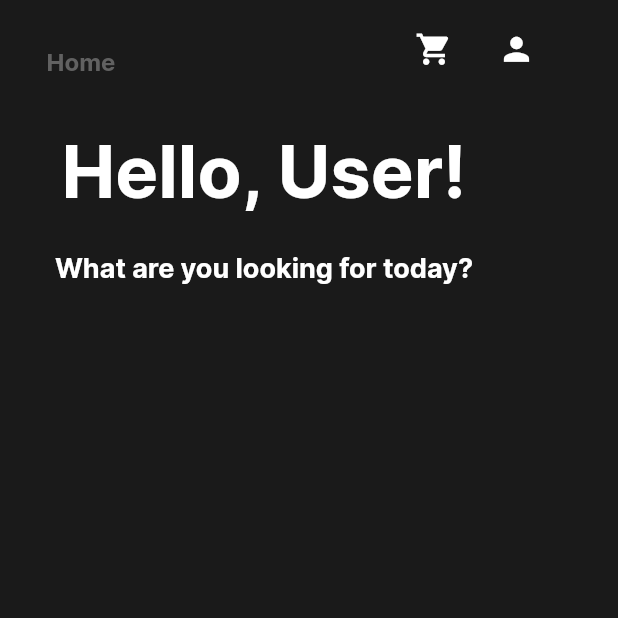
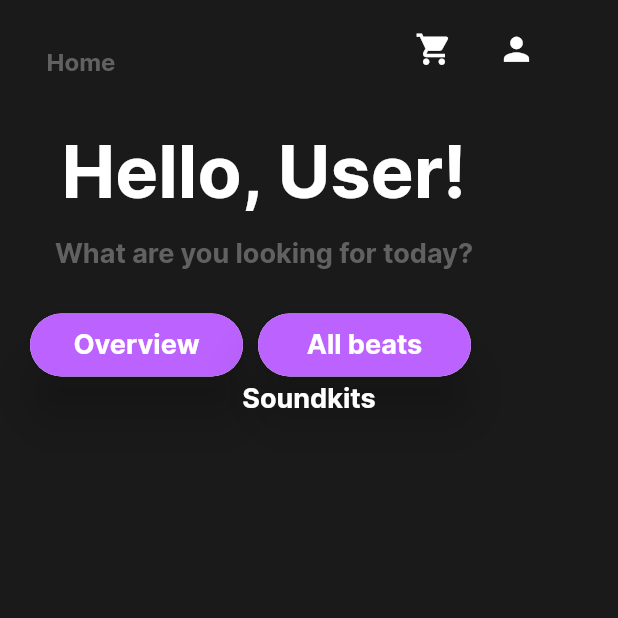
Before and after one commit to norbertwrzos/808store, a Flutter app: the HomePage screen opened directly, on a phone screen of 412 x 824 dp, the top half of it. Run offline on Flutter 3.47's test engine with Material 2 defaults, Android fonts, the phone set to English and light mode, and no system bars; missing offline and left inert: dart:ffi.

Commit message:
small changes

```diff
--- /dev/null
+++ b/808store/beat_store/lib/components/slide_gesture_buton.dart
@@ -0,0 +1,38 @@
+import 'package:flutter/material.dart';
+
+class SlideGestureButton extends StatelessWidget {
+  SlideGestureButton({
+    super.key,
+    required this.text,
+    required this.onPressed,
+  });
+
+  final String text;
+  void Function()? onPressed;
+
+  @override
+  Widget build(BuildContext context) {
+    return Container(
+      width: 150,
+      height: 50,
+      child: Card(
+        elevation: 15,
+        shape: RoundedRectangleBorder(borderRadius: BorderRadius.circular(37)),
+        child: TextButton(
+          style: ButtonStyle(
+              fixedSize: MaterialStateProperty.all(const Size(150, 30)),
+              shape: MaterialStateProperty.all<RoundedRectangleBorder>(
+                  RoundedRectangleBorder(
+                      borderRadius: BorderRadius.circular(37.0))),
+              backgroundColor: MaterialStateProperty.all(
+                  const Color.fromRGBO(188, 98, 255, 1))),
+          onPressed: onPressed,
+          child: Text(
+            text,
+            style: Theme.of(context).textTheme.headline5,
+          ),
+        ),
+      ),
+    );
+  }
+}
--- a/808store/beat_store/lib/screens/home_page.dart
+++ b/808store/beat_store/lib/screens/home_page.dart
@@ -1,3 +1,6 @@
+import 'dart:ffi';
+
+import 'package:beat_store/components/slide_gesture_buton.dart';
 import 'package:flutter/src/widgets/container.dart';
 import 'package:flutter/src/widgets/framework.dart';
 import 'package:flutter/material.dart';
@@ -36,25 +39,50 @@ class HomePage extends StatelessWidget {
                 ],
               ),
               const SizedBox(height: 20),
+              Column(
+                children: [
                   Container(
-                margin:
-                    const EdgeInsets.only(top: 15.0, right: 60.0),
+                      margin: const EdgeInsets.only(
+                          top: 15.0, right: 60),
                       child: Text(
                         "Hello, User!",
                         style: Theme.of(context).textTheme.headline6,
-                )
-              ),
-              const SizedBox(height: 10,),
+                      )),
+                  Container(
 
-              Container(
-                margin:
-                    const EdgeInsets.only(top: 15.0, bottom: 15.0, right: 60.0),
+                    margin: const EdgeInsets.only(
+                        top: 15.0, bottom: 15.0, right: 60),
                     child: Text(
                       "What are you looking for today?",
-                  style: Theme.of(context).textTheme.headline5,
+                      style: TextStyle(
+                        fontFamily: "Inter",
+                        fontWeight: FontWeight.bold,
+                        fontSize: 18,
+                        color: Colors.grey.shade700,
+                      ),
+                    ),
+                  ),
+                  const SizedBox(
+                    height: 10,
+                  ),
+                  Row(
+                    children: [
+                      SlideGestureButton(
+                        onPressed: () {},
+                        text: "Overview",
+                      ),
+                      const SizedBox(
+                        width: 2,
+                      ),
+                      SlideGestureButton(
+                        onPressed: () {},
+                        text: "All beats",
                       )
+                    ],
                   ),
-
+                  Text("Soundkits", style: Theme.of(context).textTheme.headline5,)
+                ],
+              ),
             ],
           ),
         ),
```
Lines whose indentation alone changed are shown as unchanged.
